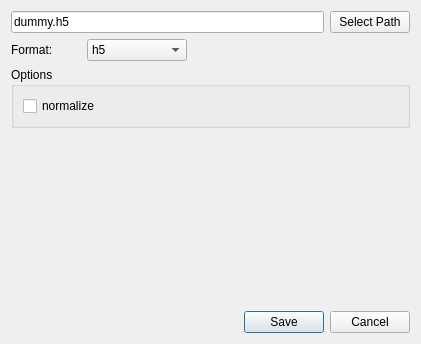
First picture: the form in classification/saveDialog.ui, repository ilastik/ilastik, before the edit.
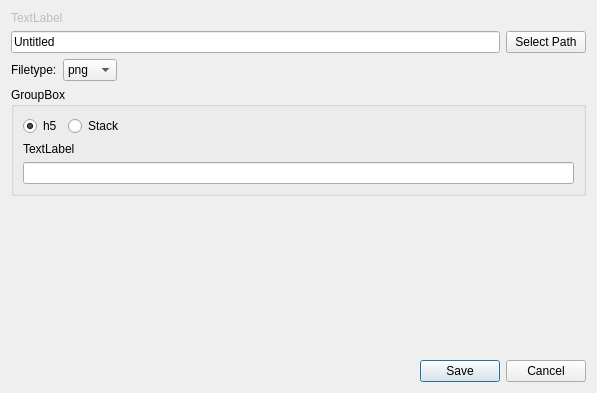
Second picture: the form after the edit.

```diff
--- a/classification/saveDialog.ui
+++ b/classification/saveDialog.ui
@@ -6,25 +6,53 @@
    <rect>
     <x>0</x>
     <y>0</y>
-    <width>421</width>
-    <height>344</height>
+    <width>597</width>
+    <height>393</height>
    </rect>
   </property>
   <property name="windowTitle">
    <string>Save As</string>
   </property>
   <layout class="QVBoxLayout" name="verticalLayout_2">
+   <item>
+    <widget class="QLabel" name="labelFolderPath">
+     <property name="enabled">
+      <bool>false</bool>
+     </property>
+     <property name="sizePolicy">
+      <sizepolicy hsizetype="Ignored" vsizetype="Preferred">
+       <horstretch>0</horstretch>
+       <verstretch>0</verstretch>
+      </sizepolicy>
+     </property>
+     <property name="layoutDirection">
+      <enum>Qt::LeftToRight</enum>
+     </property>
+     <property name="text">
+      <string>TextLabel</string>
+     </property>
+     <property name="scaledContents">
+      <bool>false</bool>
+     </property>
+     <property name="alignment">
+      <set>Qt::AlignLeading|Qt::AlignLeft|Qt::AlignVCenter</set>
+     </property>
+     <property name="wordWrap">
+      <bool>true</bool>
+     </property>
+    </widget>
+   </item>
    <item>
     <layout class="QHBoxLayout" name="horizontalLayout_2">
      <item>
-      <widget class="QLineEdit" name="lineEdit">
+      <widget class="QLineEdit" name="lineEditFileName">
        <property name="text">
-        <string>dummy.h5</string>
+        <string>Untitled</string>
        </property>
       </widget>
      </item>
      <item>
-      <widget class="QPushButton" name="selectPathButton">
+      <widget class="QPushButton" name="buttonSelectPath">
        <property name="text">
         <string>Select Path</string>
        </property>
@@ -35,34 +63,80 @@
    <item>
     <layout class="QHBoxLayout" name="horizontalLayout">
      <item>
-      <widget class="QLabel" name="label">
-       <property name="minimumSize">
-        <size>
-         <width>70</width>
-         <height>0</height>
-        </size>
-       </property>
+      <widget class="QLabel" name="labelFiletype">
        <property name="text">
-        <string>Format:</string>
+        <string>Filetype:</string>
        </property>
       </widget>
      </item>
      <item>
-      <widget class="QComboBox" name="comboBox">
-       <property name="minimumSize">
-        <size>
-         <width>100</width>
-         <height>0</height>
-        </size>
+      <widget class="QComboBox" name="comboBoxFileTypes">
+       <property name="enabled">
+        <bool>true</bool>
        </property>
        <item>
         <property name="text">
-         <string>h5</string>
+         <string>png</string>
         </property>
        </item>
        <item>
         <property name="text">
-         <string>npy</string>
+         <string>jpeg</string>
+        </property>
+       </item>
+       <item>
+        <property name="text">
+         <string>bmp</string>
+        </property>
+       </item>
+       <item>
+        <property name="text">
+         <string>gif</string>
+        </property>
+       </item>
+       <item>
+        <property name="text">
+         <string>hdr</string>
+        </property>
+       </item>
+       <item>
+        <property name="text">
+         <string>jpg</string>
+        </property>
+       </item>
+       <item>
+        <property name="text">
+         <string>pbm</string>
+        </property>
+       </item>
+       <item>
+        <property name="text">
+         <string>pnm</string>
+        </property>
+       </item>
+       <item>
+        <property name="text">
+         <string>ppm</string>
+        </property>
+       </item>
+       <item>
+        <property name="text">
+         <string>ras</string>
+        </property>
+       </item>
+       <item>
+        <property name="text">
+         <string>tif</string>
+        </property>
+       </item>
+       <item>
+        <property name="text">
+         <string>tiff</string>
+        </property>
+       </item>
+       <item>
+        <property name="text">
+         <string>xv</string>
         </property>
        </item>
       </widget>
@@ -85,16 +159,53 @@
    <item>
     <widget class="QGroupBox" name="groupBox">
      <property name="title">
-      <string>Options</string>
+      <string>GroupBox</string>
      </property>
      <layout class="QVBoxLayout" name="verticalLayout">
       <item>
-       <widget class="QCheckBox" name="checkBox">
+       <layout class="QHBoxLayout" name="horizontalLayout_8">
+        <item>
+         <widget class="QRadioButton" name="radioButtonH5">
+          <property name="text">
+           <string>h5</string>
+          </property>
+          <property name="checked">
+           <bool>true</bool>
+          </property>
+         </widget>
+        </item>
+        <item>
+         <widget class="QRadioButton" name="radioButtonStack">
+          <property name="text">
+           <string>Stack</string>
+          </property>
+         </widget>
+        </item>
+        <item>
+         <spacer name="horizontalSpacer_2">
+          <property name="orientation">
+           <enum>Qt::Horizontal</enum>
+          </property>
+          <property name="sizeHint" stdset="0">
+           <size>
+            <width>40</width>
+            <height>20</height>
+           </size>
+          </property>
+         </spacer>
+        </item>
+       </layout>
+      </item>
+      <item>
+       <widget class="QLabel" name="labelVolumeInfo">
         <property name="text">
-         <string>normalize</string>
+         <string>TextLabel</string>
         </property>
        </widget>
       </item>
+      <item>
+       <widget class="QLineEdit" name="lineEditVolumeShape"/>
+      </item>
      </layout>
     </widget>
    </item>
```
Left out of the diff: 9 changed lines with no effect on the pictures.
